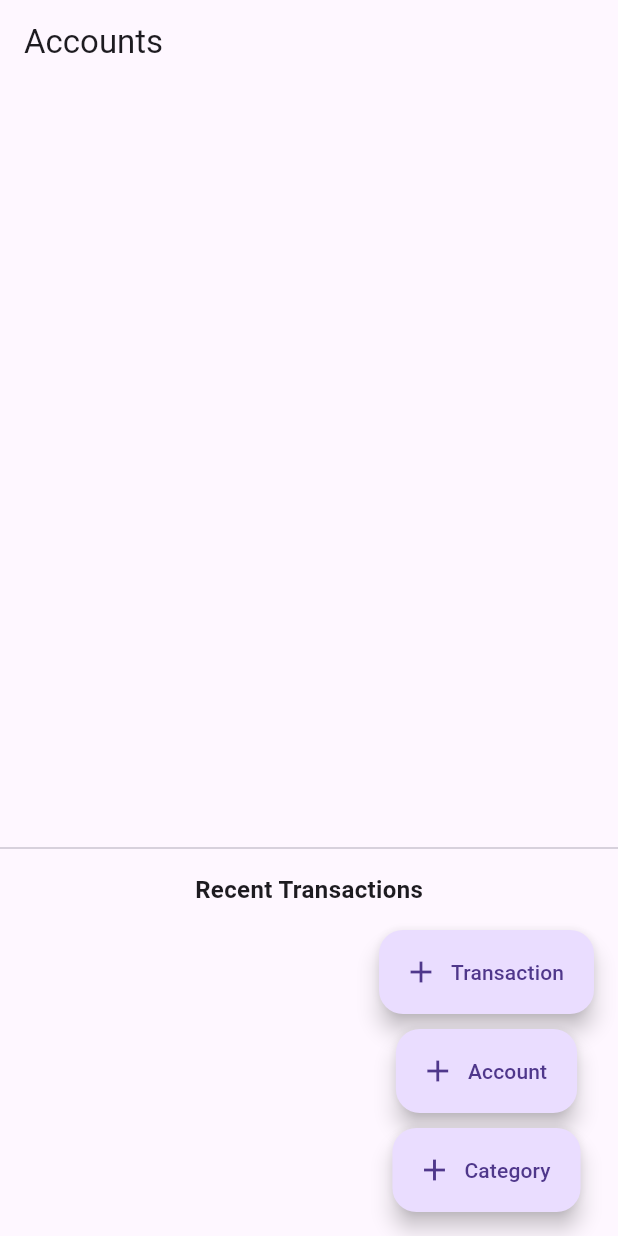
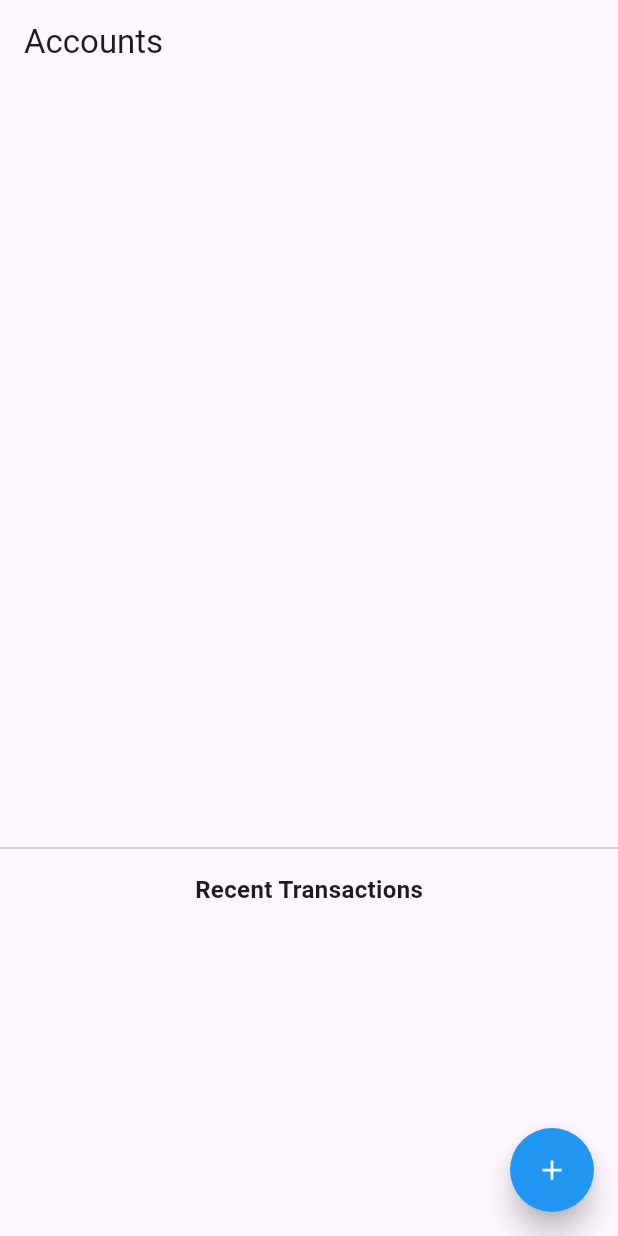
Before and after one commit to ali1altaf/WalletApp, a Flutter app: the screen it shows after launch, on a phone screen of 412 x 824 dp. Run offline on Flutter 3.47's test engine with Material 3 defaults, Android fonts, the phone set to English and light mode, and no system bars; drawn by our look-alikes of flutter_speed_dial; our stand-ins replace sqflite; accounts and stored records are empty.

Commit message:
wallet app

```diff
--- a/wallet_app/lib/screens/account_list_screen.dart
+++ b/wallet_app/lib/screens/account_list_screen.dart
@@ -1,5 +1,6 @@
 import 'package:flutter/material.dart';
 import '../database_helper.dart';
+import 'package:flutter_speed_dial/flutter_speed_dial.dart';
 
 class AccountListScreen extends StatefulWidget {
   @override
@@ -10,6 +11,8 @@ class _AccountListScreenState extends State<AccountListScreen> {
   List<Map<String, dynamic>> _accounts = [];
   List<Map<String, dynamic>> _transactions = [];
   List<Map<String, dynamic>> _categories = [];
+
+  int? _defaultAccountId;
   bool _isLoading = true; // To manage loading state
 
 
@@ -41,6 +44,9 @@ class _AccountListScreenState extends State<AccountListScreen> {
         .getLastTransactions(4); // Fetch the last 4 transactions
     setState(() {
       _transactions = transactions;
+      if (transactions.isNotEmpty) {
+        _defaultAccountId = transactions[0]['account_id']; // Set the default account to the last used account
+      }
       _isLoading = false; // Stop loading after fetching
     });
   }
@@ -174,13 +180,16 @@ class _AccountListScreenState extends State<AccountListScreen> {
 
 
   void _transactionDialog() {
-    int? selectedAccountId;
+    int? selectedAccountId =_defaultAccountId;
     int? selectedCategoryId;
     int? destinationAccountId;
     TextEditingController _amountController = TextEditingController();
     TextEditingController _descriptionController = TextEditingController();
     TextEditingController _customCategoryController = TextEditingController();
     String transactionType = "Expense";
+    String _amountLabelText = 'Transaction Amount';
+    String _CategoryLabelText = 'Select Category';
+    String _AccountLabelText = 'Select Account';
 
 
     showDialog(
@@ -207,7 +216,7 @@ class _AccountListScreenState extends State<AccountListScreen> {
                           selectedAccountId = value;
                         });
                       },
-                      hint: Text('Select Account'),
+                      hint: Text(_AccountLabelText),
                     ),
                     DropdownButtonFormField<String>(
                       value: transactionType,
@@ -246,10 +255,11 @@ class _AccountListScreenState extends State<AccountListScreen> {
                         hint: Text('Select Destination Account'),
                       ),
 
+
                     TextField(
                       controller: _amountController,
                       keyboardType: TextInputType.number,
-                      decoration: InputDecoration(labelText: 'Transaction Amount'),
+                      decoration: InputDecoration(labelText: _amountLabelText),
                     ),
 
                     DropdownButtonFormField<int>(
@@ -265,7 +275,7 @@ class _AccountListScreenState extends State<AccountListScreen> {
                           selectedCategoryId = value;
                         });
                       },
-                      hint: Text('Select Category'),
+                      hint: Text(_CategoryLabelText),
                     ),
                     TextField(
                       controller: _descriptionController,
@@ -289,6 +299,7 @@ class _AccountListScreenState extends State<AccountListScreen> {
                 ),
                 TextButton(
                   onPressed: () async {
+
                     if (selectedAccountId != null &&
                         selectedCategoryId != null &&
                         _amountController.text.isNotEmpty) {
@@ -343,6 +354,33 @@ class _AccountListScreenState extends State<AccountListScreen> {
 
                       Navigator.pop(context);
                     }
+
+                    else{
+
+                      if (selectedAccountId == null ) {
+                        setState(() {
+                          _AccountLabelText='Account is required';
+                        });
+                        return;
+                      }
+
+                      else if (_amountController.text.isEmpty) {
+                        setState(() {
+                          _amountLabelText = 'Amount is required!'; // Update label text to error message
+                        });
+                        return;
+                      }
+
+                      else if (selectedCategoryId == null) {
+                        setState(() {
+                          _CategoryLabelText = 'Category is required';
+                        });
+                        return;
+                      }
+
+                    }
+
+
                   },
                   child: Text('Add Transaction'),
                 ),
@@ -450,26 +488,28 @@ class _AccountListScreenState extends State<AccountListScreen> {
           ),
         ],
       ),
-      floatingActionButton: Column(
-        mainAxisSize: MainAxisSize.min,
+      floatingActionButton: SpeedDial(
+        animatedIcon: AnimatedIcons.add_event,
+        animatedIconTheme: IconThemeData(size: 22.0),
+        backgroundColor: Colors.blue,
+        foregroundColor: Colors.white,
+        curve: Curves.bounceIn,
+        elevation: 8.0,
         children: [
-          FloatingActionButton.extended(
-            onPressed: _transactionDialog,
-            label: Text('Transaction'),
-            icon: Icon(Icons.add),
+          SpeedDialChild(
+            child: Icon(Icons.account_balance),
+            label: 'Add Account',
+            onTap: _addAccountDialog,
           ),
-          SizedBox(height: 10),
-          FloatingActionButton.extended(
-            onPressed: _addAccountDialog,
-            label: Text('Account'),
-            icon: Icon(Icons.add),
-            heroTag: 'addAccount',
+          SpeedDialChild(
+            child: Icon(Icons.category),
+            label: 'Add Category',
+            onTap: _showAddCategoryDialog,
           ),
-          SizedBox(height: 10),
-          FloatingActionButton.extended(
-            onPressed: _showAddCategoryDialog,
-            label: Text('Category'),
-            icon: Icon(Icons.add),
+          SpeedDialChild(
+            child: Icon(Icons.currency_rupee),
+            label: 'Add Transaction',
+            onTap: _transactionDialog,
           ),
         ],
       ),
--- a/wallet_app/pubspec.yaml
+++ b/wallet_app/pubspec.yaml
@@ -32,7 +32,7 @@ dependencies:
     sdk: flutter
   sqflite: ^2.0.0+4
   path_provider: ^2.0.2
-
+  flutter_speed_dial: ^4.0.0
 
   # The following adds the Cupertino Icons font to your application.
   # Use with the CupertinoIcons class for iOS style icons.
```
Also changed, not shown: wallet_app/pubspec.lock. Lines whose indentation alone changed are shown as unchanged.
